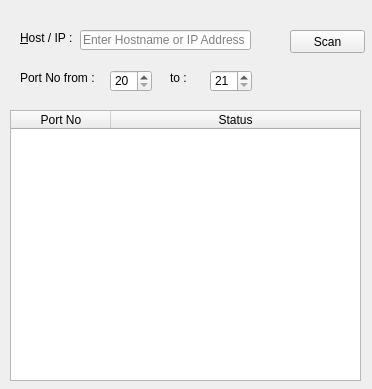
First picture: the form in port scanner/portScanner.ui, repository shashi28/nuts, before the edit.
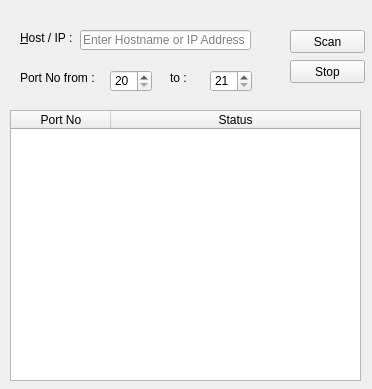
Second picture: the form after the edit.

Commit message: Done whois,port scanner

Patch:
```diff
--- a/port scanner/portScanner.ui
+++ b/port scanner/portScanner.ui
@@ -169,6 +169,32 @@
     </property>
    </column>
   </widget>
+  <widget class="QPushButton" name="stopPushButton">
+   <property name="geometry">
+    <rect>
+     <x>290</x>
+     <y>60</y>
+     <width>75</width>
+     <height>23</height>
+    </rect>
+   </property>
+   <property name="text">
+    <string>Stop</string>
+   </property>
+  </widget>
+  <widget class="QLabel" name="statusLabel">
+   <property name="geometry">
+    <rect>
+     <x>265</x>
+     <y>90</y>
+     <width>91</width>
+     <height>20</height>
+    </rect>
+   </property>
+   <property name="text">
+    <string/>
+   </property>
+  </widget>
  </widget>
  <resources/>
  <connections/>
```
The commit also changes 10 other files.
